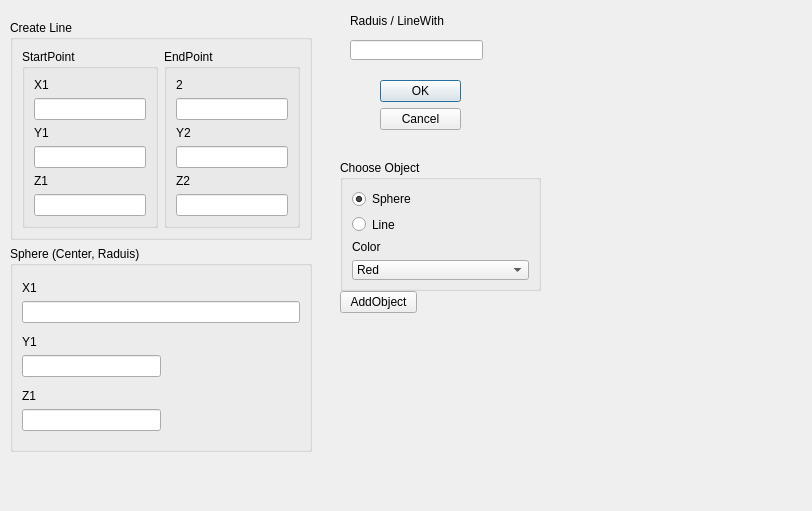
Qt form modules/PolygonPrimitives/PolygonPrimitives.ui (3dct/open_iA) before a commit.
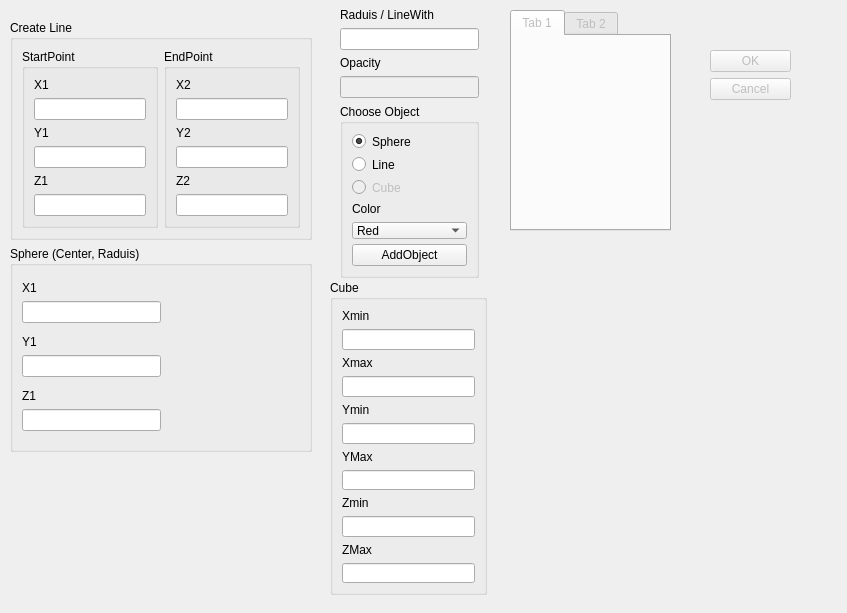
The same form after that commit.

Commit message: Prepare UI for Cube

Diff of the .ui file:
```diff
--- a/modules/PolygonPrimitives/PolygonPrimitives.ui
+++ b/modules/PolygonPrimitives/PolygonPrimitives.ui
@@ -6,18 +6,21 @@
    <rect>
     <x>0</x>
     <y>0</y>
-    <width>812</width>
-    <height>511</height>
+    <width>847</width>
+    <height>613</height>
    </rect>
   </property>
   <property name="windowTitle">
    <string>Dialog</string>
   </property>
   <widget class="QDialogButtonBox" name="buttonBox">
+   <property name="enabled">
+    <bool>false</bool>
+   </property>
    <property name="geometry">
     <rect>
-     <x>380</x>
-     <y>80</y>
+     <x>710</x>
+     <y>50</y>
      <width>81</width>
      <height>241</height>
     </rect>
@@ -107,7 +110,7 @@
             <item>
              <widget class="QLabel" name="label_10">
               <property name="text">
-               <string>2</string>
+               <string>X2</string>
               </property>
              </widget>
             </item>
@@ -176,6 +179,19 @@
            </item>
           </layout>
          </item>
+         <item>
+          <spacer name="horizontalSpacer">
+           <property name="orientation">
+            <enum>Qt::Horizontal</enum>
+           </property>
+           <property name="sizeHint" stdset="0">
+            <size>
+             <width>40</width>
+             <height>20</height>
+            </size>
+           </property>
+          </spacer>
+         </item>
          <item>
           <layout class="QVBoxLayout" name="verticalLayout_16"/>
          </item>
@@ -254,109 +270,270 @@
     </item>
    </layout>
   </widget>
-  <widget class="QWidget" name="layoutWidget">
+  <widget class="QTabWidget" name="tabWidget">
+   <property name="enabled">
+    <bool>false</bool>
+   </property>
    <property name="geometry">
     <rect>
-     <x>340</x>
-     <y>290</y>
-     <width>77</width>
-     <height>25</height>
+     <x>510</x>
+     <y>10</y>
+     <width>161</width>
+     <height>221</height>
     </rect>
    </property>
-   <layout class="QVBoxLayout" name="verticalLayout_7">
-    <item>
-     <widget class="QPushButton" name="btn_addObj">
-      <property name="text">
-       <string>AddObject</string>
-      </property>
-     </widget>
-    </item>
-   </layout>
+   <property name="currentIndex">
+    <number>0</number>
+   </property>
+   <widget class="QWidget" name="tab">
+    <attribute name="title">
+     <string>Tab 1</string>
+    </attribute>
+   </widget>
+   <widget class="QWidget" name="tab_2">
+    <attribute name="title">
+     <string>Tab 2</string>
+    </attribute>
+   </widget>
   </widget>
-  <widget class="QGroupBox" name="groupBox_5">
+  <widget class="QGroupBox" name="groupBox_6">
+   <property name="enabled">
+    <bool>true</bool>
+   </property>
    <property name="geometry">
     <rect>
-     <x>340</x>
-     <y>160</y>
-     <width>201</width>
-     <height>131</height>
+     <x>330</x>
+     <y>280</y>
+     <width>157</width>
+     <height>315</height>
     </rect>
    </property>
    <property name="title">
-    <string>Choose Object</string>
+    <string>Cube</string>
    </property>
-   <layout class="QVBoxLayout" name="verticalLayout_6">
+   <layout class="QVBoxLayout" name="verticalLayout_32">
     <item>
-     <layout class="QVBoxLayout" name="verticalLayout_8">
+     <layout class="QVBoxLayout" name="verticalLayout_30">
       <item>
-       <widget class="QRadioButton" name="rdBtn_Sphere">
-        <property name="text">
-         <string>Sphere</string>
-        </property>
-        <property name="checked">
-         <bool>true</bool>
-        </property>
-       </widget>
+       <layout class="QVBoxLayout" name="verticalLayout_28">
+        <item>
+         <widget class="QLabel" name="label_17">
+          <property name="text">
+           <string>Xmin</string>
+          </property>
+         </widget>
+        </item>
+        <item>
+         <widget class="QLineEdit" name="ed_cubeXmin"/>
+        </item>
+       </layout>
       </item>
       <item>
-       <widget class="QRadioButton" name="rdBtn_Line">
-        <property name="text">
-         <string>Line</string>
-        </property>
-       </widget>
+       <layout class="QVBoxLayout" name="verticalLayout_29">
+        <item>
+         <widget class="QLabel" name="label_18">
+          <property name="text">
+           <string>Xmax</string>
+          </property>
+         </widget>
+        </item>
+        <item>
+         <widget class="QLineEdit" name="ed_cubeXmax"/>
+        </item>
+       </layout>
       </item>
+     </layout>
+    </item>
+    <item>
+     <layout class="QVBoxLayout" name="verticalLayout_31">
       <item>
-       <widget class="QLabel" name="label_4">
-        <property name="text">
-         <string>Color</string>
-        </property>
-       </widget>
+       <layout class="QVBoxLayout" name="verticalLayout_26">
+        <item>
+         <widget class="QLabel" name="label_15">
+          <property name="text">
+           <string>Ymin</string>
+          </property>
+         </widget>
+        </item>
+        <item>
+         <widget class="QLineEdit" name="ed_cubYMin"/>
+        </item>
+       </layout>
       </item>
       <item>
-       <widget class="QComboBox" name="cmbBox_col">
+       <layout class="QVBoxLayout" name="verticalLayout_27">
         <item>
-         <property name="text">
-          <string>Red</string>
-         </property>
+         <widget class="QLabel" name="label_16">
+          <property name="text">
+           <string>YMax</string>
+          </property>
+         </widget>
         </item>
         <item>
-         <property name="text">
-          <string>Green</string>
-         </property>
+         <widget class="QLineEdit" name="ed_CubeYMax"/>
         </item>
+       </layout>
+      </item>
+     </layout>
+    </item>
+    <item>
+     <layout class="QVBoxLayout" name="verticalLayout_25">
+      <item>
+       <layout class="QVBoxLayout" name="verticalLayout_7">
         <item>
-         <property name="text">
-          <string>Blue</string>
-         </property>
+         <widget class="QLabel" name="label_6">
+          <property name="text">
+           <string>Zmin</string>
+          </property>
+         </widget>
         </item>
-       </widget>
+        <item>
+         <widget class="QLineEdit" name="ed_cubeZMin"/>
+        </item>
+       </layout>
+      </item>
+      <item>
+       <layout class="QVBoxLayout" name="verticalLayout_24">
+        <item>
+         <widget class="QLabel" name="label_14">
+          <property name="text">
+           <string>ZMax</string>
+          </property>
+         </widget>
+        </item>
+        <item>
+         <widget class="QLineEdit" name="lineEdit_2">
+          <property name="enabled">
+           <bool>true</bool>
+          </property>
+         </widget>
+        </item>
+       </layout>
       </item>
      </layout>
     </item>
    </layout>
   </widget>
-  <widget class="QLineEdit" name="ed_Thickness">
+  <widget class="QWidget" name="">
    <property name="geometry">
     <rect>
-     <x>350</x>
-     <y>40</y>
-     <width>133</width>
-     <height>20</height>
-    </rect>
-   </property>
-  </widget>
-  <widget class="QLabel" name="label_8">
-   <property name="geometry">
-    <rect>
-     <x>350</x>
+     <x>340</x>
      <y>8</y>
-     <width>133</width>
-     <height>26</height>
+     <width>139</width>
+     <height>270</height>
     </rect>
    </property>
-   <property name="text">
-    <string>Raduis / LineWith</string>
-   </property>
+   <layout class="QVBoxLayout" name="verticalLayout_23">
+    <item>
+     <layout class="QVBoxLayout" name="verticalLayout_22">
+      <item>
+       <layout class="QVBoxLayout" name="verticalLayout_20">
+        <item>
+         <widget class="QLabel" name="label_8">
+          <property name="text">
+           <string>Raduis / LineWith</string>
+          </property>
+         </widget>
+        </item>
+        <item>
+         <widget class="QLineEdit" name="ed_Thickness"/>
+        </item>
+       </layout>
+      </item>
+      <item>
+       <layout class="QVBoxLayout" name="verticalLayout_21">
+        <item>
+         <widget class="QLabel" name="label_5">
+          <property name="text">
+           <string>Opacity</string>
+          </property>
+         </widget>
+        </item>
+        <item>
+         <widget class="QLineEdit" name="ed_opacity">
+          <property name="enabled">
+           <bool>false</bool>
+          </property>
+         </widget>
+        </item>
+       </layout>
+      </item>
+     </layout>
+    </item>
+    <item>
+     <widget class="QGroupBox" name="groupBox_5">
+      <property name="title">
+       <string>Choose Object</string>
+      </property>
+      <layout class="QVBoxLayout" name="verticalLayout_6">
+       <item>
+        <layout class="QVBoxLayout" name="verticalLayout_8">
+         <item>
+          <widget class="QRadioButton" name="rdBtn_Sphere">
+           <property name="text">
+            <string>Sphere</string>
+           </property>
+           <property name="checked">
+            <bool>true</bool>
+           </property>
+          </widget>
+         </item>
+         <item>
+          <widget class="QRadioButton" name="rdBtn_Line">
+           <property name="text">
+            <string>Line</string>
+           </property>
+          </widget>
+         </item>
+         <item>
+          <widget class="QRadioButton" name="radioButton">
+           <property name="enabled">
+            <bool>false</bool>
+           </property>
+           <property name="text">
+            <string>Cube</string>
+           </property>
+          </widget>
+         </item>
+         <item>
+          <widget class="QLabel" name="label_4">
+           <property name="text">
+            <string>Color</string>
+           </property>
+          </widget>
+         </item>
+         <item>
+          <widget class="QComboBox" name="cmbBox_col">
+           <item>
+            <property name="text">
+             <string>Red</string>
+            </property>
+           </item>
+           <item>
+            <property name="text">
+             <string>Green</string>
+            </property>
+           </item>
+           <item>
+            <property name="text">
+             <string>Blue</string>
+            </property>
+           </item>
+          </widget>
+         </item>
+        </layout>
+       </item>
+       <item>
+        <widget class="QPushButton" name="btn_addObj">
+         <property name="text">
+          <string>AddObject</string>
+         </property>
+        </widget>
+       </item>
+      </layout>
+     </widget>
+    </item>
+   </layout>
   </widget>
  </widget>
  <resources/>
```
The commit also changes 2 other files.
